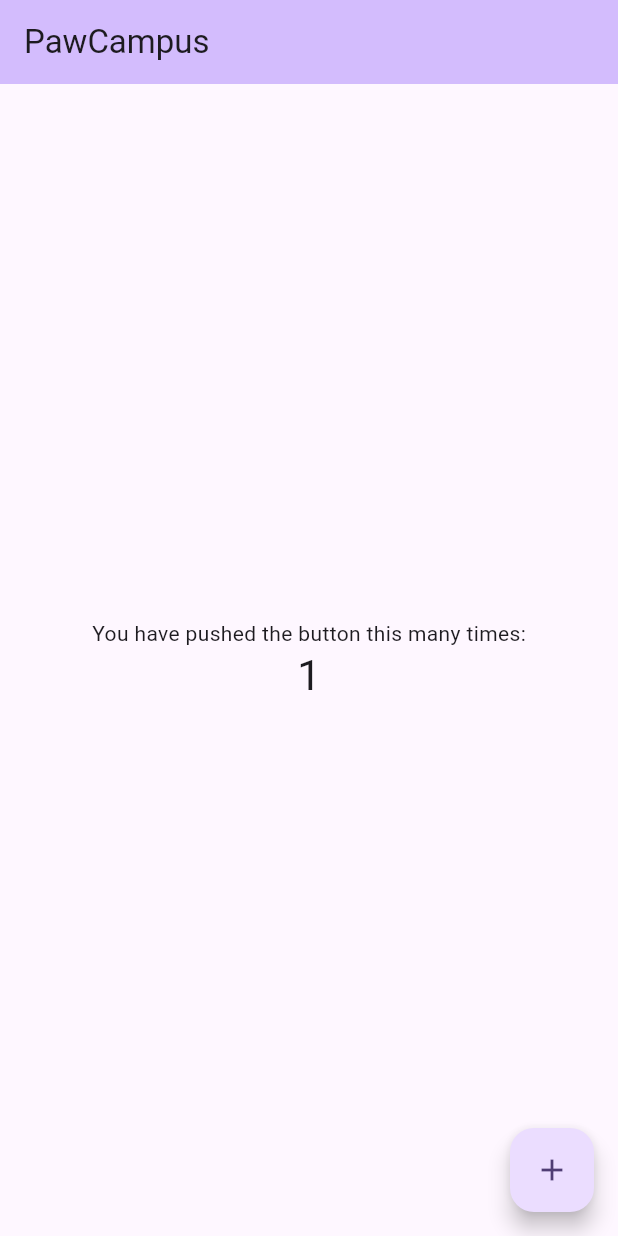
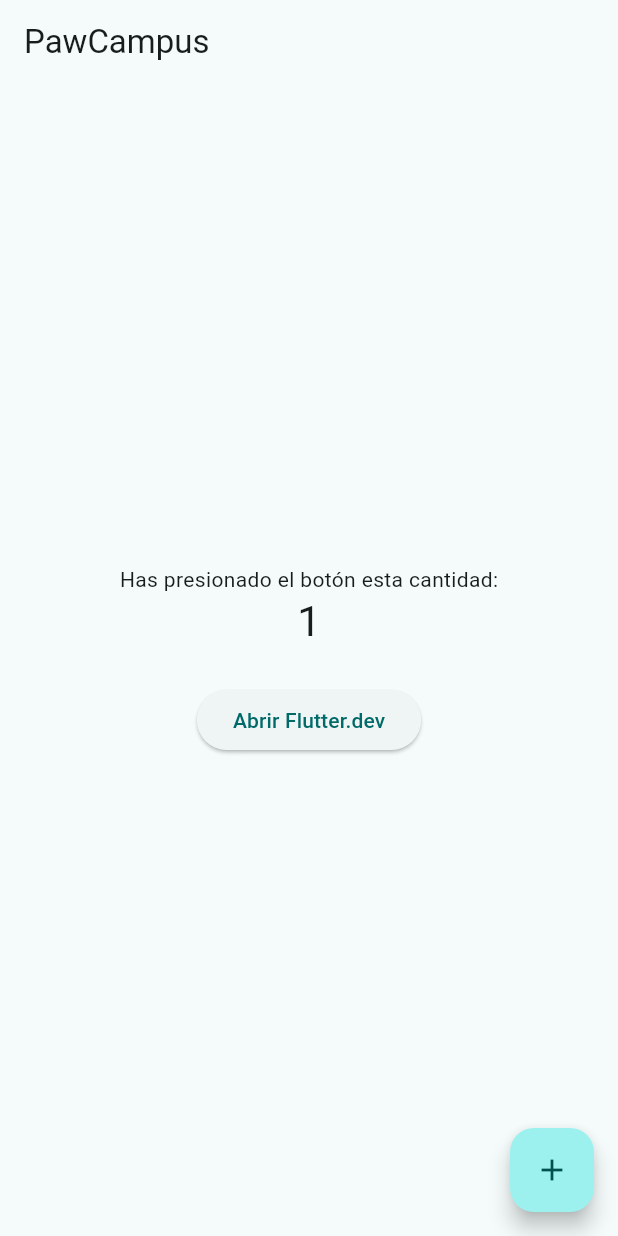
Before and after one commit to SergioLejarde/paw_campus, a Flutter app: the screen it shows after launch, after a tap on the "add" icon, on a phone screen of 412 x 824 dp. Run offline on Flutter 3.47's test engine with Material 3 defaults, Android fonts, the phone set to English and light mode, and no system bars.

Commit message:
test: actualiza widget_test para PawCampusApp

```diff
--- a/lib/main.dart
+++ b/lib/main.dart
@@ -1,34 +1,20 @@
 import 'package:flutter/material.dart';
+import 'package:url_launcher/url_launcher.dart';
 
 void main() {
-  runApp(const MyApp());
+  runApp(const PawCampusApp());
 }
 
-class MyApp extends StatelessWidget {
-  const MyApp({super.key});
+class PawCampusApp extends StatelessWidget {
+  const PawCampusApp({super.key});
 
-  // This widget is the root of your application.
   @override
   Widget build(BuildContext context) {
     return MaterialApp(
-      title: 'Flutter Demo',
+      title: 'PawCampus',
       theme: ThemeData(
-        // This is the theme of your application.
-        //
-        // TRY THIS: Try running your application with "flutter run". You'll see
-        // the application has a purple toolbar. Then, without quitting the app,
-        // try changing the seedColor in the colorScheme below to Colors.green
-        // and then invoke "hot reload" (save your changes or press the "hot
-        // reload" button in a Flutter-supported IDE, or press "r" if you used
-        // the command line to start the app).
-        //
-        // Notice that the counter didn't reset back to zero; the application
-        // state is not lost during the reload. To reset the state, use hot
-        // restart instead.
-        //
-        // This works for code too, not just values: Most code changes can be
-        // tested with just a hot reload.
-        colorScheme: ColorScheme.fromSeed(seedColor: Colors.deepPurple),
+        colorSchemeSeed: const Color(0xFF0E7C7B),
+        useMaterial3: true,
       ),
       home: const MyHomePage(title: 'PawCampus'),
     );
@@ -37,16 +23,6 @@ class MyApp extends StatelessWidget {
 
 class MyHomePage extends StatefulWidget {
   const MyHomePage({super.key, required this.title});
-
-  // This widget is the home page of your application. It is stateful, meaning
-  // that it has a State object (defined below) that contains fields that affect
-  // how it looks.
-
-  // This class is the configuration for the state. It holds the values (in this
-  // case the title) provided by the parent (in this case the App widget) and
-  // used by the build method of the State. Fields in a Widget subclass are
-  // always marked "final".
-
   final String title;
 
   @override
@@ -56,67 +32,52 @@ class MyHomePage extends StatefulWidget {
 class _MyHomePageState extends State<MyHomePage> {
   int _counter = 0;
 
+  // 👉 Función para abrir una URL en el navegador (iOS/Android/Web)
+  Future<void> _openFlutterSite() async {
+    final uri = Uri.parse('https://flutter.dev');
+    if (await canLaunchUrl(uri)) {
+      await launchUrl(uri, mode: LaunchMode.externalApplication);
+    } else {
+      // Si por alguna razón falla, muestra un mensaje
+      if (mounted) {
+        ScaffoldMessenger.of(context).showSnackBar(
+          const SnackBar(content: Text('No se pudo abrir la URL')),
+        );
+      }
+    }
+  }
+
   void _incrementCounter() {
-    setState(() {
-      // This call to setState tells the Flutter framework that something has
-      // changed in this State, which causes it to rerun the build method below
-      // so that the display can reflect the updated values. If we changed
-      // _counter without calling setState(), then the build method would not be
-      // called again, and so nothing would appear to happen.
-      _counter++;
-    });
+    setState(() => _counter++);
   }
 
   @override
   Widget build(BuildContext context) {
-    // This method is rerun every time setState is called, for instance as done
-    // by the _incrementCounter method above.
-    //
-    // The Flutter framework has been optimized to make rerunning build methods
-    // fast, so that you can just rebuild anything that needs updating rather
-    // than having to individually change instances of widgets.
     return Scaffold(
-      appBar: AppBar(
-        // TRY THIS: Try changing the color here to a specific color (to
-        // Colors.amber, perhaps?) and trigger a hot reload to see the AppBar
-        // change color while the other colors stay the same.
-        backgroundColor: Theme.of(context).colorScheme.inversePrimary,
-        // Here we take the value from the MyHomePage object that was created by
-        // the App.build method, and use it to set our appbar title.
-        title: Text(widget.title),
-      ),
+      appBar: AppBar(title: Text(widget.title)),
       body: Center(
-        // Center is a layout widget. It takes a single child and positions it
-        // in the middle of the parent.
         child: Column(
-          // Column is also a layout widget. It takes a list of children and
-          // arranges them vertically. By default, it sizes itself to fit its
-          // children horizontally, and tries to be as tall as its parent.
-          //
-          // Column has various properties to control how it sizes itself and
-          // how it positions its children. Here we use mainAxisAlignment to
-          // center the children vertically; the main axis here is the vertical
-          // axis because Columns are vertical (the cross axis would be
-          // horizontal).
-          //
-          // TRY THIS: Invoke "debug painting" (choose the "Toggle Debug Paint"
-          // action in the IDE, or press "p" in the console), to see the
-          // wireframe for each widget.
           mainAxisAlignment: MainAxisAlignment.center,
           children: <Widget>[
-            const Text('You have pushed the button this many times:'),
+            const Text('Has presionado el botón esta cantidad:'),
             Text(
               '$_counter',
               style: Theme.of(context).textTheme.headlineMedium,
+            ),
+            const SizedBox(height: 24),
+            // 👇 Este es el botón que te dije:
+            ElevatedButton(
+              onPressed: _openFlutterSite,
+              child: const Text('Abrir Flutter.dev'),
             ),
           ],
         ),
       ),
       floatingActionButton: FloatingActionButton(
         onPressed: _incrementCounter,
-        tooltip: 'Increment',
+        tooltip: 'Incrementar',
         child: const Icon(Icons.add),
-      ), // This trailing comma makes auto-formatting nicer for build methods.
+      ),
     );
   }
 }
--- a/pubspec.yaml
+++ b/pubspec.yaml
@@ -34,6 +34,7 @@ dependencies:
   # The following adds the Cupertino Icons font to your application.
   # Use with the CupertinoIcons class for iOS style icons.
   cupertino_icons: ^1.0.8
+  url_launcher: ^6.3.2
 
 dev_dependencies:
   flutter_test:
```
Also changed, not shown: pubspec.lock, 14 other files.
